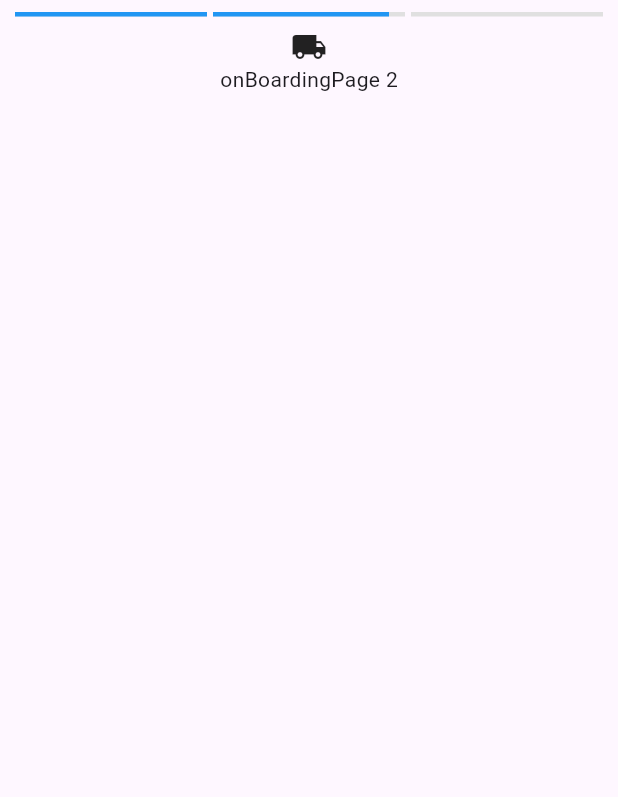
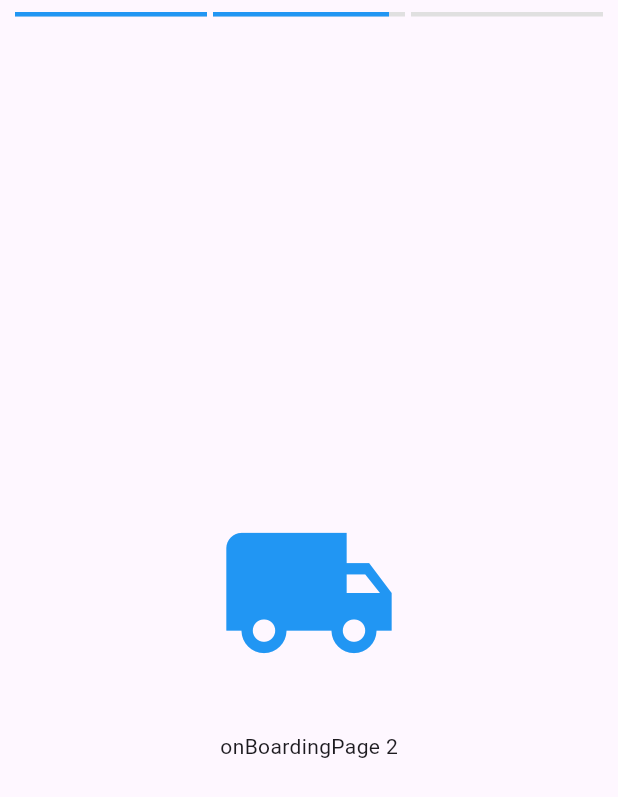
Before and after one commit to AlexandrRumyantsev/fake_store, a Flutter app: the screen it shows after launch, on a phone screen of 412 x 824 dp. Shown: the top 797 px of the screen. Run offline on Flutter 3.47's test engine with Material 3 defaults, Android fonts, the phone set to English and light mode, and no system bars; our stand-ins replace dio, equatable, flutter_svg, get_it, retrofit; generated files the repository leaves out were written again; statements that could not run were skipped.

```diff
--- a/lib/di/init.dart
+++ b/lib/di/init.dart
@@ -5,5 +5,6 @@ import '../data/repositories/products.dart';
 import '../domain/repositories/product.dart';
 import '../domain/use_cases/product/get_products.dart';
 import '../infrastructure/api.dart';
+import '../presentation/home_feed/view_model.dart';
 
 part 'injection.dart';
--- a/lib/di/injection.dart
+++ b/lib/di/injection.dart
@@ -20,4 +20,7 @@ void configureDependencies() {
     ),
   );
   regLS(() => GetProductsUseCase(productRepository: sl<ProductRepository>()));
+  regLS(() => HomeFeedViewModel(
+    getProductsUseCase: sl<GetProductsUseCase>(),
+  ));
 }
--- a/lib/presentation/home_feed/state.dart
+++ b/lib/presentation/home_feed/state.dart
@@ -1,12 +1,42 @@
 part of 'view_model.dart';
 
 sealed class HomeFeedState {}
+
 class HomeFeedInitial extends HomeFeedState {}
+
 class HomeFeedLoading extends HomeFeedState {}
-class HomeFeedLoaded extends HomeFeedState {
+
+class HomeFeedLoaded extends HomeFeedState with EquatableMixin {
   final List<ProductEntity> products;
-  HomeFeedLoaded({required this.products});
+  final bool isLoadingMore;
+  final bool canLoadMore;
+  final int page;
+
+  HomeFeedLoaded({
+    required this.products,
+    required this.isLoadingMore,
+    required this.canLoadMore,
+    required this.page,
+  });
+
+  HomeFeedLoaded copyWith({
+    List<ProductEntity>? products,
+    bool? isLoadingMore,
+    bool? canLoadMore,
+    int? page,
+  }) {
+    return HomeFeedLoaded(
+      products: products ?? this.products,
+      isLoadingMore: isLoadingMore ?? this.isLoadingMore,
+      canLoadMore: canLoadMore ?? this.canLoadMore,
+      page: page ?? this.page,
+    );
+  }
+
+  @override
+  List<Object?> get props => [products, isLoadingMore, canLoadMore, page];
 }
+
 class HomeFeedError extends HomeFeedState {
   final String error;
   HomeFeedError({required this.error});
--- a/lib/presentation/onboarding/content.dart
+++ b/lib/presentation/onboarding/content.dart
@@ -8,6 +8,15 @@ class _OnboardingContent extends StatelessWidget {
 
   @override
   Widget build(BuildContext context) {
-    return Center(child: Column(children: [Icon(icon), Text(text)]));
+    return Center(
+      child: Column(
+        mainAxisSize: MainAxisSize.min,
+        children: [
+          Icon(icon, size: 120, color: Colors.blue),
+          const SizedBox(height: 32),
+          Text(text),
+        ],
+      ),
+    );
   }
 }
--- a/lib/presentation/onboarding/page.dart
+++ b/lib/presentation/onboarding/page.dart
@@ -1,6 +1,7 @@
 import 'package:flutter/material.dart';
 import 'package:provider/provider.dart';
 
+import '../../di/init.dart';
 import '../home_feed/page.dart';
 import '../home_feed/view_model.dart';
 import 'view_model.dart';
@@ -45,7 +46,7 @@ class _OnboardingPageContentState extends State<_OnboardingPageContent> {
       Navigator.of(context).pushReplacement(
         MaterialPageRoute(
           builder: (_) => ChangeNotifierProvider(
-            create: (_) => HomeFeedViewModel(),
+            create: (_) => sl<HomeFeedViewModel>(),
             child: const HomeFeedPage(),
           ),
         ),
--- a/lib/presentation/onboarding/progress_bar.dart
+++ b/lib/presentation/onboarding/progress_bar.dart
@@ -21,6 +21,13 @@ class _ProgressBarState extends State<_ProgressBar>
       vsync: this,
       duration: const Duration(milliseconds: 3000),
     );
+    if (widget.isActive) {
+      WidgetsBinding.instance.addPostFrameCallback((_) {
+        if (mounted) {
+          _controller.forward(from: 0);
+        }
+      });
+    }
   }
 
   @override
--- a/pubspec.yaml
+++ b/pubspec.yaml
@@ -17,6 +17,7 @@ dependencies:
   provider: 6.1.5
   flutter_svg: ^2.0.17
   cached_network_image: ^3.4.1
+  equatable: ^2.0.5
 
 dev_dependencies:
   flutter_test:
```
Also changed, not shown: lib/presentation/home_feed/page.dart (+56 -14 lines), lib/presentation/home_feed/view_model.dart (+39 -4 lines), pubspec.lock.
